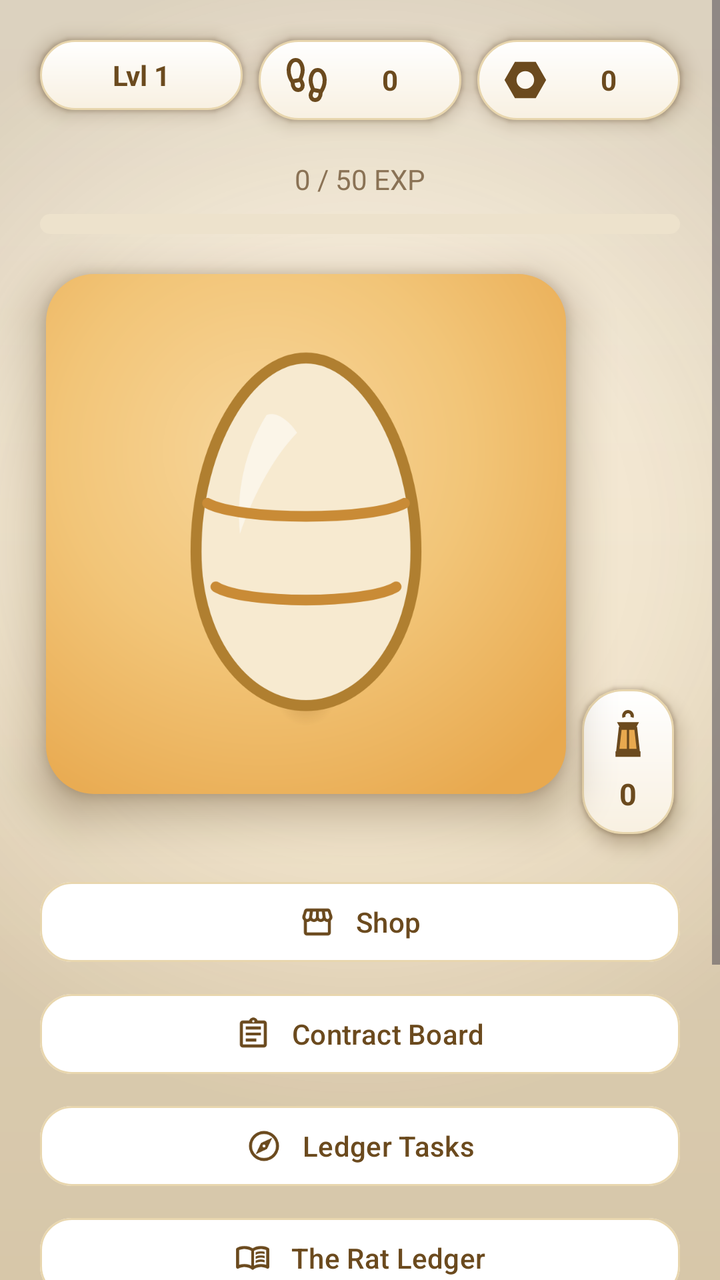
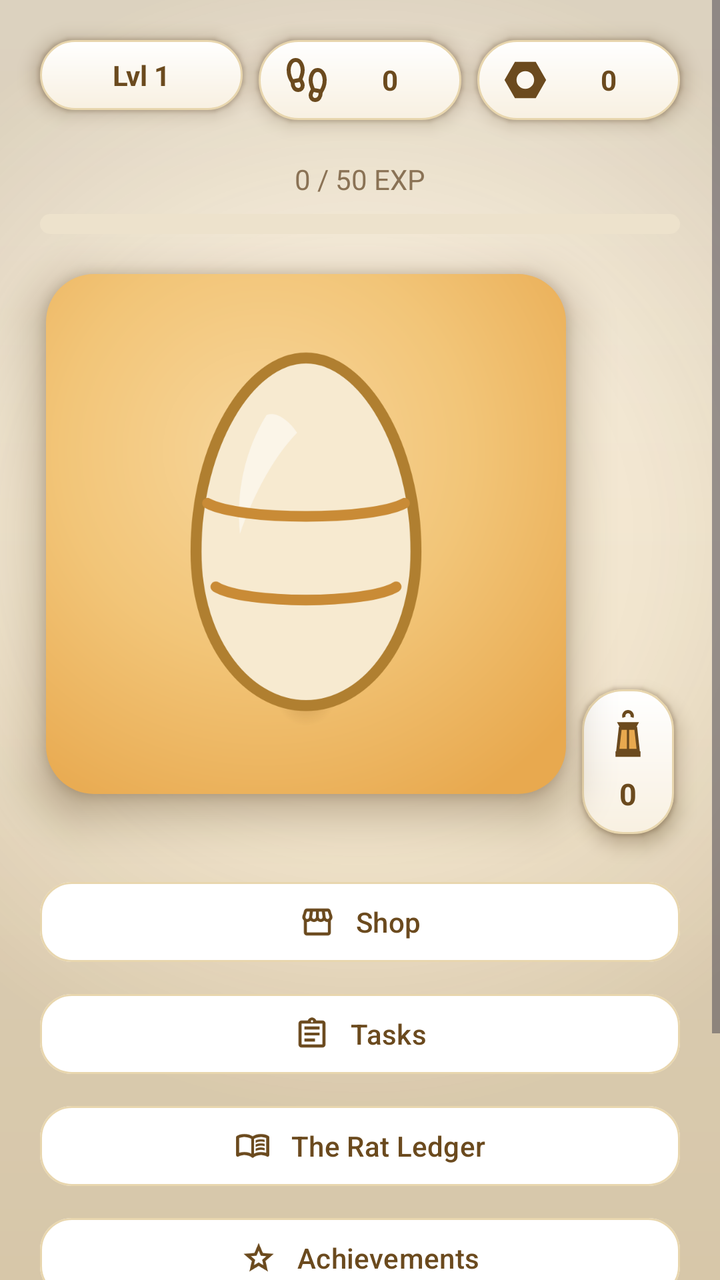

Before-and-after screenshots of an Android layout around one commit, followed by the original layout XML and the change that was made.
<!-- AndroidManifest.xml: application theme Theme.RatKingRecon -->
<!-- res/layout/activity_main.xml -->
<?xml version="1.0" encoding="utf-8"?>
<ScrollView xmlns:android="http://schemas.android.com/apk/res/android"
    xmlns:app="http://schemas.android.com/apk/res-auto"
    xmlns:tools="http://schemas.android.com/tools"
    android:layout_width="match_parent"
    android:layout_height="match_parent"
    android:background="@drawable/bg_app_gradient"
    android:clipToPadding="false"
    android:fitsSystemWindows="true">

    
    <LinearLayout
        android:layout_width="match_parent"
        android:layout_height="wrap_content"
        android:orientation="vertical"
        android:gravity="center_horizontal"
        android:clipChildren="false"
        android:clipToPadding="false"
        android:padding="20dp">

        
        <LinearLayout
            android:layout_width="match_parent"
            android:layout_height="wrap_content"
            android:orientation="horizontal"
            android:baselineAligned="false"
            android:clipChildren="false"
            android:clipToPadding="false"
            android:layout_marginBottom="20dp">

            
            <TextView
                android:id="@+id/playerLevelText"
                android:layout_width="0dp"
                android:layout_height="wrap_content"
                android:layout_weight="1"
                android:layout_marginEnd="8dp"
                android:background="@drawable/bg_pill_tan"
                android:elevation="6dp"
                android:outlineAmbientShadowColor="@color/shadow_warm"
                android:outlineSpotShadowColor="@color/shadow_warm"
                tools:targetApi="28"
                android:paddingHorizontal="12dp"
                android:paddingVertical="8dp"
                android:gravity="center"
                android:textSize="14sp"
                android:textStyle="bold"
                android:textColor="@color/text_primary"
                android:text="@string/header_level_default" />

            <TextView
                android:id="@+id/stepCountText"
                android:layout_width="0dp"
                android:layout_height="wrap_content"
                android:layout_weight="1"
                android:layout_marginEnd="8dp"
                android:background="@drawable/bg_pill_tan"
                android:elevation="6dp"
                android:outlineAmbientShadowColor="@color/shadow_warm"
                android:outlineSpotShadowColor="@color/shadow_warm"
                tools:targetApi="28"
                android:paddingHorizontal="12dp"
                android:paddingVertical="8dp"
                android:gravity="center"
                android:drawableStart="@drawable/ic_footprint"
                android:drawablePadding="6dp"
                android:textSize="14sp"
                android:textStyle="bold"
                android:textColor="@color/text_primary"
                android:text="@string/header_steps_default" />

            <TextView
                android:id="@+id/scrapText"
                android:layout_width="0dp"
                android:layout_height="wrap_content"
                android:layout_weight="1"
                android:background="@drawable/bg_pill_tan"
                android:elevation="6dp"
                android:outlineAmbientShadowColor="@color/shadow_warm"
                android:outlineSpotShadowColor="@color/shadow_warm"
                tools:targetApi="28"
                android:paddingHorizontal="12dp"
                android:paddingVertical="8dp"
                android:gravity="center"
                android:drawableStart="@drawable/ic_scrap"
                android:drawablePadding="6dp"
                android:textSize="14sp"
                android:textStyle="bold"
                android:textColor="@color/text_primary"
                android:text="@string/header_scrap_default" />
        </LinearLayout>

        <TextView
            android:id="@+id/expText"
            android:layout_width="wrap_content"
            android:layout_height="wrap_content"
            android:textSize="14sp"
            android:textColor="@color/text_muted"
            android:text="0 / 50 EXP"
            android:layout_marginBottom="8dp" />

        <ProgressBar
            android:id="@+id/expProgressBar"
            style="?android:attr/progressBarStyleHorizontal"
            android:layout_width="match_parent"
            android:layout_height="10dp"
            android:progressDrawable="@drawable/progress_amber"
            android:max="50"
            android:progress="0"
            android:layout_marginBottom="20dp" />

        
        
        <LinearLayout
            android:layout_width="wrap_content"
            android:layout_height="wrap_content"
            android:orientation="horizontal"
            android:gravity="bottom"
            android:clipChildren="false"
            android:clipToPadding="false"
            android:layout_marginBottom="20dp">

        <FrameLayout
            android:layout_width="260dp"
            android:layout_height="260dp"
            android:background="@drawable/bg_egg_panel"
            android:elevation="14dp"
            android:outlineAmbientShadowColor="@color/shadow_warm"
            android:outlineSpotShadowColor="@color/shadow_warm"
            android:clipChildren="false"
            tools:targetApi="28"
            android:layout_marginBottom="20dp">

            <View
                android:layout_width="150dp"
                android:layout_height="30dp"
                android:layout_gravity="center_horizontal|bottom"
                android:layout_marginBottom="34dp"
                android:background="@drawable/egg_contact_shadow" />

            <ImageView
                android:id="@+id/petImage"
                android:layout_width="match_parent"
                android:layout_height="match_parent"
                android:padding="20dp"
                android:scaleType="fitCenter"
                android:src="@drawable/egg_stage_0" />
        </FrameLayout>

            
            <LinearLayout
                android:id="@+id/streakTile"
                android:layout_width="wrap_content"
                android:layout_height="wrap_content"
                android:orientation="vertical"
                android:gravity="center"
                android:background="@drawable/bg_pill_tan"
                android:elevation="6dp"
                android:outlineAmbientShadowColor="@color/shadow_warm"
                android:outlineSpotShadowColor="@color/shadow_warm"
                tools:targetApi="28"
                android:paddingHorizontal="8dp"
                android:paddingVertical="10dp"
                android:layout_marginStart="8dp"
                android:clickable="true"
                android:focusable="true">

                <ImageView
                    android:id="@+id/streakLantern"
                    android:layout_width="30dp"
                    android:layout_height="30dp"
                    android:src="@drawable/ic_lantern"
                    android:importantForAccessibility="no" />

                <TextView
                    android:id="@+id/streakCount"
                    android:layout_width="wrap_content"
                    android:layout_height="wrap_content"
                    android:layout_marginTop="2dp"
                    android:textColor="@color/text_primary"
                    android:textSize="15sp"
                    android:textStyle="bold"
                    android:text="@string/header_scrap_default" />
            </LinearLayout>
        </LinearLayout>

        
        <com.google.android.material.button.MaterialButton
            android:id="@+id/shopButton"
            android:layout_width="match_parent"
            android:layout_height="wrap_content"
            android:text="@string/btn_shop"
            app:icon="@drawable/ic_store"
            app:iconGravity="textStart"
            app:iconPadding="10dp"
            app:iconTint="@color/text_primary"
            android:textAllCaps="false"
            android:textColor="@color/text_primary"
            app:backgroundTint="@color/card_white"
            app:strokeColor="@color/card_border"
            app:strokeWidth="1dp"
            app:cornerRadius="16dp"
            app:elevation="6dp"
            android:outlineAmbientShadowColor="@color/shadow_warm"
            android:outlineSpotShadowColor="@color/shadow_warm"
            tools:targetApi="28"
            android:layout_marginBottom="8dp" />

        <com.google.android.material.button.MaterialButton
            android:id="@+id/activeExpeditionButton"
            android:layout_width="match_parent"
            android:layout_height="wrap_content"
            android:text="@string/expedition_status"
            app:icon="@drawable/ic_pets"
            app:iconGravity="textStart"
            app:iconPadding="10dp"
            app:iconTint="@color/text_primary"
            android:textAllCaps="false"
            android:textStyle="bold"
            android:textColor="@color/text_primary"
            app:backgroundTint="@color/amber"
            app:cornerRadius="16dp"
            app:elevation="6dp"
            android:outlineAmbientShadowColor="@color/shadow_warm"
            android:outlineSpotShadowColor="@color/shadow_warm"
            tools:targetApi="28"
            android:visibility="gone"
            android:layout_marginBottom="8dp" />

        <com.google.android.material.button.MaterialButton
            android:id="@+id/scavengeMissionsButton"
            android:layout_width="match_parent"
            android:layout_height="wrap_content"
            android:text="@string/btn_contract_board"
            app:icon="@drawable/ic_contract"
            app:iconGravity="textStart"
            app:iconPadding="10dp"
            app:iconTint="@color/text_primary"
            android:textAllCaps="false"
            android:textColor="@color/text_primary"
            app:backgroundTint="@color/card_white"
            app:strokeColor="@color/card_border"
            app:strokeWidth="1dp"
            app:cornerRadius="16dp"
            app:elevation="6dp"
            android:outlineAmbientShadowColor="@color/shadow_warm"
            android:outlineSpotShadowColor="@color/shadow_warm"
            tools:targetApi="28"
            android:layout_marginBottom="8dp" />

        <com.google.android.material.button.MaterialButton
            android:id="@+id/expeditionBoardButton"
            android:layout_width="match_parent"
            android:layout_height="wrap_content"
            android:text="@string/btn_ledger_tasks"
            app:icon="@drawable/ic_expedition"
            app:iconGravity="textStart"
            app:iconPadding="10dp"
            app:iconTint="@color/text_primary"
            android:textAllCaps="false"
            android:textColor="@color/text_primary"
            app:backgroundTint="@color/card_white"
            app:strokeColor="@color/card_border"
            app:strokeWidth="1dp"
            app:cornerRadius="16dp"
            app:elevation="6dp"
            android:outlineAmbientShadowColor="@color/shadow_warm"
            android:outlineSpotShadowColor="@color/shadow_warm"
            tools:targetApi="28"
            android:layout_marginBottom="8dp" />

        <com.google.android.material.button.MaterialButton
            android:id="@+id/openGalleryButton"
            android:layout_width="match_parent"
            android:layout_height="wrap_content"
            android:text="@string/btn_open_ledger"
            app:icon="@drawable/ic_book"
            app:iconGravity="textStart"
            app:iconPadding="10dp"
            app:iconTint="@color/text_primary"
            android:textAllCaps="false"
            android:textColor="@color/text_primary"
            app:backgroundTint="@color/card_white"
            app:strokeColor="@color/card_border"
            app:strokeWidth="1dp"
            app:cornerRadius="16dp"
            app:elevation="6dp"
            android:outlineAmbientShadowColor="@color/shadow_warm"
            android:outlineSpotShadowColor="@color/shadow_warm"
            tools:targetApi="28"
            android:layout_marginBottom="8dp" />

        <com.google.android.material.button.MaterialButton
            android:id="@+id/achievementsButton"
            android:layout_width="match_parent"
            android:layout_height="wrap_content"
            android:text="@string/btn_achievements"
            app:icon="@drawable/ic_star"
            app:iconGravity="textStart"
            app:iconPadding="10dp"
            app:iconTint="@color/text_primary"
            android:textAllCaps="false"
            android:textColor="@color/text_primary"
            app:backgroundTint="@color/card_white"
            app:strokeColor="@color/card_border"
            app:strokeWidth="1dp"
            app:cornerRadius="16dp"
            app:elevation="6dp"
            android:outlineAmbientShadowColor="@color/shadow_warm"
            android:outlineSpotShadowColor="@color/shadow_warm"
            tools:targetApi="28"
            android:layout_marginBottom="8dp" />

        <com.google.android.material.button.MaterialButton
            android:id="@+id/settingsButton"
            android:layout_width="match_parent"
            android:layout_height="wrap_content"
            android:text="@string/btn_settings"
            app:icon="@drawable/ic_settings"
            app:iconGravity="textStart"
            app:iconPadding="10dp"
            app:iconTint="@color/text_primary"
            android:textAllCaps="false"
            android:textColor="@color/text_primary"
            app:backgroundTint="@color/card_white"
            app:strokeColor="@color/card_border"
            app:strokeWidth="1dp"
            app:cornerRadius="16dp"
            app:elevation="6dp"
            android:outlineAmbientShadowColor="@color/shadow_warm"
            android:outlineSpotShadowColor="@color/shadow_warm"
            tools:targetApi="28" />

        <com.google.android.material.button.MaterialButton
            android:id="@+id/devResetButton"
            android:layout_width="wrap_content"
            android:layout_height="wrap_content"
            android:layout_marginTop="16dp"
            android:text="@string/btn_dev_reset"
            android:textAllCaps="false"
            android:textSize="11sp"
            android:textColor="@color/text_muted"
            app:backgroundTint="@android:color/transparent"
            app:elevation="0dp" />

    </LinearLayout>

</ScrollView>
<!-- resources referenced by this layout -->
<resources>
  <color name="amber">#E8A94F</color>
  <color name="card_border">#E8D6AE</color>
  <color name="card_white">#FFFFFF</color>
  <color name="shadow_warm">#4A2F0F</color>
  <color name="text_muted">#8A7255</color>
  <color name="text_primary">#6B4A1E</color>
  <!-- drawable bg_egg_panel (drawable) -->
  <?xml version="1.0" encoding="utf-8"?>
  <shape xmlns:android="http://schemas.android.com/apk/res/android"
      android:shape="rectangle">
      <gradient
          android:type="radial"
          android:centerX="0.42"
          android:centerY="0.34"
          android:gradientRadius="78%p"
          android:startColor="#F7D69B"
          android:centerColor="#F2C578"
          android:endColor="@color/amber" />
      <corners android:radius="24dp" />
  </shape>
  <!-- drawable bg_pill_tan (drawable) -->
  <?xml version="1.0" encoding="utf-8"?>
  <shape xmlns:android="http://schemas.android.com/apk/res/android"
      android:shape="rectangle">
      <gradient
          android:angle="270"
          android:startColor="@color/card_white"
          android:endColor="#F8F0E1"
          android:type="linear" />
      <stroke
          android:width="1dp"
          android:color="@color/card_border" />
      <corners android:radius="20dp" />
  </shape>
  <!-- drawable egg_contact_shadow (drawable) -->
  <?xml version="1.0" encoding="utf-8"?>
  <shape xmlns:android="http://schemas.android.com/apk/res/android"
      android:shape="oval">
      <gradient
          android:type="radial"
          android:centerX="0.5"
          android:centerY="0.5"
          android:gradientRadius="50%"
          android:startColor="#4D8A5A1E"
          android:centerColor="#268A5A1E"
          android:endColor="#008A5A1E" />
  </shape>
  <!-- drawable ic_expedition (drawable) -->
  <?xml version="1.0" encoding="utf-8"?>
  <vector xmlns:android="http://schemas.android.com/apk/res/android"
      android:width="24dp"
      android:height="24dp"
      android:viewportWidth="960"
      android:viewportHeight="960"
      android:tint="@color/text_primary">
      <group android:translateX="-0" android:translateY="960">
          <path
              android:fillColor="@color/text_primary"
              android:pathData="m260-260 300-140 140-300-300 140-140 300Zm220-180q-17 0-28.5-11.5T440-480q0-17 11.5-28.5T480-520q17 0 28.5 11.5T520-480q0 17-11.5 28.5T480-440Zm0 360q-83 0-156-31.5T197-197q-54-54-85.5-127T80-480q0-83 31.5-156T197-763q54-54 127-85.5T480-880q83 0 156 31.5T763-763q54 54 85.5 127T880-480q0 83-31.5 156T763-197q-54 54-127 85.5T480-80Zm0-80q134 0 227-93t93-227q0-134-93-227t-227-93q-134 0-227 93t-93 227q0 134 93 227t227 93Zm0-320Z" />
      </group>
  </vector>
  <string name="btn_achievements">Achievements</string>
  <string name="btn_contract_board">Contract Board</string>
  <string name="btn_dev_reset">Dev Reset</string>
  <string name="btn_ledger_tasks">Ledger Tasks</string>
  <string name="btn_open_ledger">The Rat Ledger</string>
  <string name="btn_settings">Settings</string>
  <string name="btn_shop">Shop</string>
  <string name="expedition_status">Rat Scavenging… (Tap Status)</string>
  <string name="header_level_default">Lvl 1</string>
  <string name="header_scrap_default">0</string>
  <string name="header_steps_default">0</string>
  <style name="Theme.RatKingRecon" parent="Base.Theme.RatKingRecon" />
  <color name="cream">#FBF3E3</color>
  <color name="tan">#F5E6C8</color>
  <color name="shiny_gold">#D9A425</color>
  <color name="disabled_fill">#EDE2CC</color>
  <style name="Widget.RatKing.Button" parent="Widget.RatKing.Button.Base" />
  <style name="Animation.RatKing.Screen" parent="@android:style/Animation.Activity">
          <item name="android:activityOpenEnterAnimation">@anim/screen_enter</item>
          <item name="android:activityOpenExitAnimation">@anim/screen_exit</item>
          <item name="android:activityCloseEnterAnimation">@anim/screen_pop_enter</item>
          <item name="android:activityCloseExitAnimation">@anim/screen_pop_exit</item>
      </style>
  <style name="Widget.RatKing.Button.Base" parent="Widget.Material3.Button" />
  <!-- unchanged entries left out for length: 13 -->
</resources>

<!-- the commit's change to res/layout/activity_main.xml (unified diff, before → after) -->
@@ -227,33 +227,13 @@
             android:visibility="gone"
             android:layout_marginBottom="8dp" />
 
-        <com.google.android.material.button.MaterialButton
-            android:id="@+id/scavengeMissionsButton"
-            android:layout_width="match_parent"
-            android:layout_height="wrap_content"
-            android:text="@string/btn_contract_board"
+        
+        <com.google.android.material.button.MaterialButton
+            android:id="@+id/tasksButton"
+            android:layout_width="match_parent"
+            android:layout_height="wrap_content"
+            android:text="@string/btn_tasks"
             app:icon="@drawable/ic_contract"
-            app:iconGravity="textStart"
-            app:iconPadding="10dp"
-            app:iconTint="@color/text_primary"
-            android:textAllCaps="false"
-            android:textColor="@color/text_primary"
-            app:backgroundTint="@color/card_white"
-            app:strokeColor="@color/card_border"
-            app:strokeWidth="1dp"
-            app:cornerRadius="16dp"
-            app:elevation="6dp"
-            android:outlineAmbientShadowColor="@color/shadow_warm"
-            android:outlineSpotShadowColor="@color/shadow_warm"
-            tools:targetApi="28"
-            android:layout_marginBottom="8dp" />
-
-        <com.google.android.material.button.MaterialButton
-            android:id="@+id/expeditionBoardButton"
-            android:layout_width="match_parent"
-            android:layout_height="wrap_content"
-            android:text="@string/btn_ledger_tasks"
-            app:icon="@drawable/ic_expedition"
             app:iconGravity="textStart"
             app:iconPadding="10dp"
             app:iconTint="@color/text_primary"
<!-- resource entries referenced after the edit -->
@@ -47,27 +47,12 @@
           android:centerColor="#268A5A1E"
           android:endColor="#008A5A1E" />
   </shape>
-  <!-- drawable ic_expedition (drawable) -->
-  <?xml version="1.0" encoding="utf-8"?>
-  <vector xmlns:android="http://schemas.android.com/apk/res/android"
-      android:width="24dp"
-      android:height="24dp"
-      android:viewportWidth="960"
-      android:viewportHeight="960"
-      android:tint="@color/text_primary">
-      <group android:translateX="-0" android:translateY="960">
-          <path
-              android:fillColor="@color/text_primary"
-              android:pathData="m260-260 300-140 140-300-300 140-140 300Zm220-180q-17 0-28.5-11.5T440-480q0-17 11.5-28.5T480-520q17 0 28.5 11.5T520-480q0 17-11.5 28.5T480-440Zm0 360q-83 0-156-31.5T197-197q-54-54-85.5-127T80-480q0-83 31.5-156T197-763q54-54 127-85.5T480-880q83 0 156 31.5T763-763q54 54 85.5 127T880-480q0 83-31.5 156T763-197q-54 54-127 85.5T480-80Zm0-80q134 0 227-93t93-227q0-134-93-227t-227-93q-134 0-227 93t-93 227q0 134 93 227t227 93Zm0-320Z" />
-      </group>
-  </vector>
   <string name="btn_achievements">Achievements</string>
-  <string name="btn_contract_board">Contract Board</string>
   <string name="btn_dev_reset">Dev Reset</string>
-  <string name="btn_ledger_tasks">Ledger Tasks</string>
   <string name="btn_open_ledger">The Rat Ledger</string>
   <string name="btn_settings">Settings</string>
   <string name="btn_shop">Shop</string>
+  <string name="btn_tasks">Tasks</string>
   <string name="expedition_status">Rat Scavenging… (Tap Status)</string>
   <string name="header_level_default">Lvl 1</string>
   <string name="header_scrap_default">0</string>
